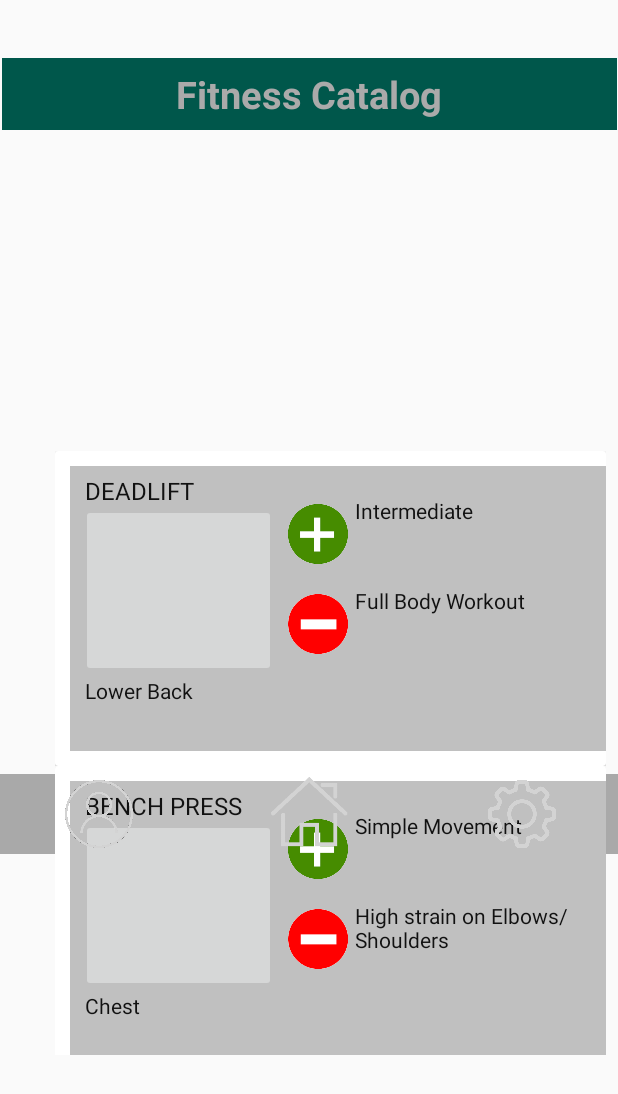
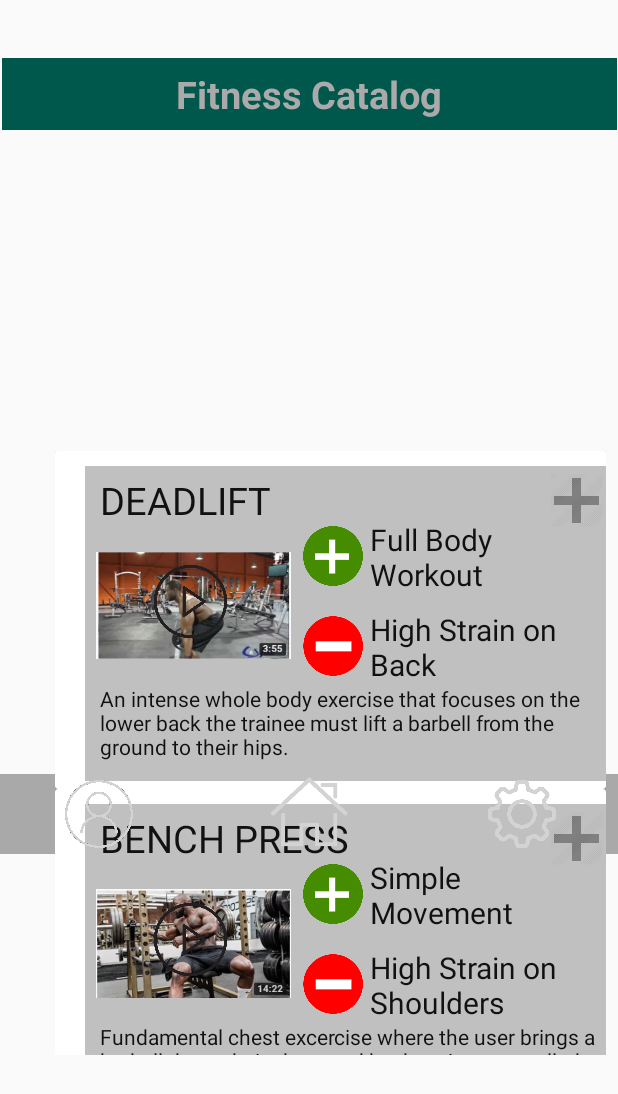
Before and after one commit to Mjeff96/Project_UI, an Android app: the UsersCatalog screen opened directly, with no data from a screen before it, on a phone screen of 412 x 824 dp. Shown: the top 1094 px of the screen. Run offline under Robolectric (Android 15) with nearby library versions, the phone set to English and light mode, and no system bars.

Commit message:
Added thumbnail images.

```diff
--- a/app/src/main/assets/ArmsData.csv
+++ b/app/src/main/assets/ArmsData.csv
@@ -1,3 +1,3 @@
-Arms,Free Weights,Single Arm Row,Middle Back,Beginner,Low Strain on Back,Avoid too much weight
-Arms,Free Weights ,Deadlift,Lower Back, Hamstrings,Intermediate,Full Body Workout,High strain on back
-Arms,Free Weights,Bench Press,Chest,Beginner,Simple Movement,High strain on Elbows/Shoulders
+Arms,Free Weights,Single Arm Row,Middle Back,Beginner,Low Strain on Back,Avoid too much weight, blah blah blah.
+Arms,Free Weights ,Deadlift,Lower Back,Intermediate,Full Body Workout,High Strain on Back,An intense whole body exercise that focuses on the lower back the trainee must lift a barbell from the ground to their hips.
+Arms,Free Weights,Bench Press,Chest,Beginner,Simple Movement,High Strain on Shoulders,Fundamental chest excercise where the user brings a barbell down their chest and back up in a controlled motion.
--- a/app/src/main/java/com/example/matt/project_ui/CatalogItem.java
+++ b/app/src/main/java/com/example/matt/project_ui/CatalogItem.java
@@ -5,6 +5,15 @@ public class CatalogItem {
     private String ConsItem;
     private String workoutInfo;
     private String workoutTitle;
+    private int imageID;
+
+    public int getImageID() {
+        return imageID;
+    }
+
+    public void setImageID(int imageID) {
+        this.imageID = imageID;
+    }
 
     public String getWorkoutTitle() {
         return workoutTitle;
--- a/app/src/main/java/com/example/matt/project_ui/CatalogItemAdapter.java
+++ b/app/src/main/java/com/example/matt/project_ui/CatalogItemAdapter.java
@@ -34,6 +34,7 @@ public class CatalogItemAdapter extends RecyclerView.Adapter<CatalogItemAdapter.
         holder.conView.setText(catalogItem.getConsItem());
         holder.workoutView.setText(catalogItem.getWorkoutInfo());
         holder.workoutTitle.setText(catalogItem.getWorkoutTitle());
+        holder.thumbnail.setImageResource(catalogItem.getImageID());
     }
 
     @Override
@@ -46,6 +47,7 @@ public class CatalogItemAdapter extends RecyclerView.Adapter<CatalogItemAdapter.
         TextView conView;
         TextView workoutView;
         TextView workoutTitle;
+        ImageView thumbnail;
 
         public ViewHolder(View itemView){
             super(itemView);
@@ -53,6 +55,7 @@ public class CatalogItemAdapter extends RecyclerView.Adapter<CatalogItemAdapter.
             conView = (TextView)itemView.findViewById(R.id.negs_box);
             workoutView = (TextView)itemView.findViewById(R.id.workout_info_box);
             workoutTitle = (TextView)itemView.findViewById(R.id.workout_title_box);
+            thumbnail = (ImageView) itemView.findViewById(R.id.thumbnail_img);
         }
     }
 }
--- a/app/src/main/java/com/example/matt/project_ui/DataSource.java
+++ b/app/src/main/java/com/example/matt/project_ui/DataSource.java
@@ -10,16 +10,19 @@ public class DataSource {
         List<CatalogItem> items = new ArrayList<>();
         ArrayList<String> proItems = db.getColumnData("pros", "Arms");
         ArrayList<String> conItems = db.getColumnData("cons", "Arms");
-        ArrayList<String> workoutItems = db.getColumnData("musclegroup", "Arms");
+        ArrayList<String> workoutDesc = db.getColumnData("description", "Arms");
         ArrayList<String> workoutTitles = db.getColumnData("name", "Arms");
+        int[] imageIDS = {R.drawable.deadlift,R.drawable.benchpress};
+
 
         for(int i=0;i<proItems.size(); i++){
             CatalogItem catalogItem = new CatalogItem();
 
             catalogItem.setProsItem(proItems.get(i));
             catalogItem.setConsItem(conItems.get(i));
-            catalogItem.setWorkoutInfo(workoutItems.get(i));
+            catalogItem.setWorkoutInfo(workoutDesc.get(i));
             catalogItem.setWorkoutTitle(workoutTitles.get(i));
+            catalogItem.setImageID(imageIDS[i]);
 
             items.add(catalogItem);
         }
--- a/app/src/main/java/com/example/matt/project_ui/DatabaseManager.java
+++ b/app/src/main/java/com/example/matt/project_ui/DatabaseManager.java
@@ -27,6 +27,7 @@ public class DatabaseManager extends SQLiteOpenHelper {
     private static final String KEY_DIFFICULTY = "difficulty";
     private static final String KEY_PROS = "pros";
     private static final String KEY_CONS = "cons";
+    private static final String KEY_DESCRIPTION = "description";
 
     AssetManager assetManager;
 
@@ -45,7 +46,8 @@ public class DatabaseManager extends SQLiteOpenHelper {
                 + KEY_MG + " TEXT, "
                 + KEY_DIFFICULTY + " TEXT, "
                 + KEY_PROS + " TEXT, "
-                + KEY_CONS + " TEXT" + ")";
+                + KEY_CONS + " TEXT, "
+                + KEY_DESCRIPTION + " TEXT" + ")";
 
         db.execSQL(CREATE_WORKOUT_DETAIL_TABLE);
         String arms_file = "ArmsData.csv";
@@ -53,8 +55,8 @@ public class DatabaseManager extends SQLiteOpenHelper {
         String yoga_file = "YogaData.csv";
         try {
             populateData(db, arms_file);
-            populateData(db, legs_file);
-            populateData(db, yoga_file);
+          //  populateData(db, legs_file);
+            //populateData(db, yoga_file);
         } catch (IOException e) {
             e.printStackTrace();
         }
@@ -74,7 +76,7 @@ public class DatabaseManager extends SQLiteOpenHelper {
         String line = "";
         String tableName = TABLE_WORKOUT_DETAILS;
         String columns = KEY_ID + "," + KEY_CATAGORY + "," + KEY_NAME + "," + KEY_MG + ","
-               + KEY_DIFFICULTY + "," + KEY_PROS + "," + KEY_CONS;
+               + KEY_DIFFICULTY + "," + KEY_PROS + "," + KEY_CONS + "," + KEY_DESCRIPTION;
         String str1 = "INSERT INTO " + tableName + " (" + columns + ") values(";
         String str2 = ");";
 
@@ -88,7 +90,8 @@ public class DatabaseManager extends SQLiteOpenHelper {
             sb.append(str[3] + "','");
             sb.append(str[4] + "','");
             sb.append(str[5] + "','");
-            sb.append(str[6] + "'");
+            sb.append(str[6] + "','");
+            sb.append(str[7] + "'");
             sb.append(str2);
             db.execSQL(sb.toString());
         }
--- a/app/src/main/res/layout/catalog_item.xml
+++ b/app/src/main/res/layout/catalog_item.xml
@@ -5,14 +5,14 @@
 
     <android.support.v7.widget.CardView
         android:layout_width="match_parent"
-        android:layout_height="210dp"
+        android:layout_height="225dp"
         >
 
         <TextView
             android:id="@+id/background_box"
-            android:layout_width="364dp"
-            android:layout_height="190dp"
-            android:layout_marginLeft="10dp"
+            android:layout_width="355dp"
+            android:layout_height="210dp"
+            android:layout_marginLeft="20dp"
             android:layout_marginTop="10dp"
             android:layout_marginBottom="45dp"
             android:background="#c0c0c0"></TextView>
@@ -21,9 +21,10 @@
             android:id="@+id/pros_box"
             android:layout_width="160dp"
             android:layout_height="50dp"
-            android:layout_marginLeft="200dp"
-            android:layout_marginTop="30dp"
+            android:layout_marginLeft="210dp"
+            android:layout_marginTop="45dp"
             android:layout_marginBottom="45dp"
+            android:textSize="20dp"
             android:text="placeholder"
             android:textColor="#111"></TextView>
 
@@ -31,31 +32,32 @@
             android:id="@+id/negs_box"
             android:layout_width="160dp"
             android:layout_height="50dp"
-            android:layout_marginLeft="200dp"
-            android:layout_marginTop="90dp"
+            android:layout_marginLeft="210dp"
+            android:layout_marginTop="105dp"
             android:layout_marginBottom="45dp"
+            android:textSize="20dp"
             android:text="placeholder"
             android:textColor="#111"></TextView>
 
         <TextView
             android:id="@+id/workout_title_box"
-            android:layout_width="130dp"
+            android:layout_width="300dp"
             android:layout_height="30dp"
-            android:layout_marginLeft="20dp"
+            android:layout_marginLeft="30dp"
             android:layout_marginTop="15dp"
             android:layout_marginBottom="45dp"
             android:text="placeholder"
             android:textAllCaps="true"
             android:textColor="#111"
-            android:textSize="16dp"></TextView>
+            android:textSize="25dp"></TextView>
 
 
         <ImageView
             android:id="@+id/pro_img"
             android:layout_width="40dp"
             android:layout_height="40dp"
-            android:layout_marginLeft="155dp"
-            android:layout_marginTop="35dp"
+            android:layout_marginLeft="165dp"
+            android:layout_marginTop="50dp"
             android:layout_marginBottom="45dp"
             android:src="@drawable/plussign" />
 
@@ -63,28 +65,47 @@
             android:id="@+id/con_img"
             android:layout_width="40dp"
             android:layout_height="40dp"
-            android:layout_marginLeft="155dp"
-            android:layout_marginTop="95dp"
+            android:layout_marginLeft="165dp"
+            android:layout_marginTop="110dp"
             android:layout_marginBottom="45dp"
             android:src="@drawable/minussign"></ImageView>
 
 
         <TextView
             android:id="@+id/workout_info_box"
-            android:layout_width="355dp"
-            android:layout_height="50dp"
-            android:layout_marginLeft="20dp"
-            android:layout_marginTop="150dp"
+            android:layout_width="345dp"
+            android:layout_height="60dp"
+            android:layout_marginLeft="30dp"
+            android:layout_marginTop="155dp"
             android:layout_marginBottom="45dp"
             android:text="placeholder"
             android:textColor="#111"></TextView>
 
-        <ImageButton
+
+        <ImageView
+            android:id="@+id/thumbnail_img"
             android:layout_width="130dp"
             android:layout_height="115dp"
-            android:layout_marginLeft="17dp"
-            android:layout_marginTop="35dp"
+            android:layout_marginLeft="27dp"
+            android:layout_marginTop="45dp"
             android:layout_marginBottom="45dp" />
+
+        <ImageView
+            android:id="@+id/playbutton"
+            android:layout_width="50dp"
+            android:layout_height="70dp"
+            android:layout_marginLeft="65dp"
+            android:layout_marginTop="65dp"
+            android:layout_marginBottom="45dp"
+            android:src="@drawable/playbutton"/>
+
+        <ImageView
+            android:layout_width="35dp"
+            android:layout_height="35dp"
+            android:layout_marginLeft="330dp"
+            android:layout_marginTop="15dp"
+            android:layout_marginBottom="45dp"
+            android:src="@drawable/save_button"/>
 
 
     </android.support.v7.widget.CardView>
```
Also changed, not shown: app/src/main/res/drawable/benchpress.PNG (added), app/src/main/res/drawable/deadlift.PNG (added), app/src/main/res/drawable/playbutton.png (added), app/src/main/res/drawable/save_button.png (added).
